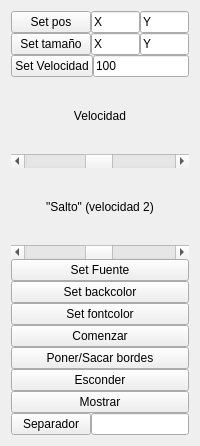
Above: src/dispobjmanager/picturewindow/picwincontrol.ui from aguperezpala/linux-bluetooth-qt before the change. Below: the same form after it.
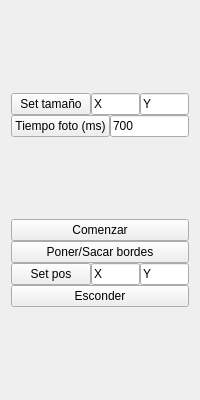
That is the form after the change.

Commit message: terminado el picwincontrol y el picturewindow, testeados y andando, faltaria probablemente mejorarlos un cacho.

```diff
--- a/src/dispobjmanager/picturewindow/picwincontrol.ui
+++ b/src/dispobjmanager/picturewindow/picwincontrol.ui
@@ -10,7 +10,7 @@
     <x>0</x>
     <y>0</y>
     <width>200</width>
-    <height>446</height>
+    <height>400</height>
    </rect>
   </property>
   <property name="minimumSize">
@@ -45,37 +45,6 @@
        <property name="spacing">
         <number>0</number>
        </property>
-       <item>
-        <layout class="QHBoxLayout" name="horizontalLayout_2">
-         <property name="spacing">
-          <number>0</number>
-         </property>
-         <item>
-          <widget class="QPushButton" name="txtbuttonSetPos">
-           <property name="text">
-            <string>Set pos</string>
-           </property>
-          </widget>
-         </item>
-         <item>
-          <widget class="QLineEdit" name="txtposX">
-           <property name="inputMask">
-            <string/>
-           </property>
-           <property name="text">
-            <string>X</string>
-           </property>
-          </widget>
-         </item>
-         <item>
-          <widget class="QLineEdit" name="txtposY">
-           <property name="text">
-            <string>Y</string>
-           </property>
-          </widget>
-         </item>
-        </layout>
-       </item>
        <item>
         <layout class="QHBoxLayout" name="horizontalLayout">
          <property name="spacing">
@@ -115,94 +84,21 @@
          <item>
           <widget class="QPushButton" name="txtbuttonSetVelocity">
            <property name="text">
-            <string>Set Velocidad</string>
+            <string>Tiempo foto (ms)</string>
            </property>
           </widget>
          </item>
          <item>
           <widget class="QLineEdit" name="txttextVelocity">
            <property name="text">
-            <string>100</string>
+            <string>700</string>
            </property>
           </widget>
          </item>
         </layout>
        </item>
-       <item>
-        <widget class="QLabel" name="label_2">
-         <property name="text">
-          <string>Velocidad</string>
-         </property>
-         <property name="alignment">
-          <set>Qt::AlignCenter</set>
-         </property>
-        </widget>
-       </item>
-       <item>
-        <widget class="QScrollBar" name="scrollVel1">
-         <property name="minimum">
-          <number>1</number>
-         </property>
-         <property name="maximum">
-          <number>100</number>
-         </property>
-         <property name="value">
-          <number>50</number>
-         </property>
-         <property name="orientation">
-          <enum>Qt::Horizontal</enum>
-         </property>
-        </widget>
-       </item>
-       <item>
-        <widget class="QLabel" name="label">
-         <property name="text">
-          <string>&quot;Salto&quot; (velocidad 2)</string>
-         </property>
-         <property name="alignment">
-          <set>Qt::AlignCenter</set>
-         </property>
-        </widget>
-       </item>
-       <item>
-        <widget class="QScrollBar" name="scrollVel2">
-         <property name="minimum">
-          <number>1</number>
-         </property>
-         <property name="maximum">
-          <number>100</number>
-         </property>
-         <property name="value">
-          <number>50</number>
-         </property>
-         <property name="orientation">
-          <enum>Qt::Horizontal</enum>
-         </property>
-        </widget>
-       </item>
       </layout>
      </item>
-     <item>
-      <widget class="QPushButton" name="txtbuttonSetFont">
-       <property name="text">
-        <string>Set Fuente</string>
-       </property>
-      </widget>
-     </item>
-     <item>
-      <widget class="QPushButton" name="txtbuttonSetBackColor">
-       <property name="text">
-        <string>Set backcolor</string>
-       </property>
-      </widget>
-     </item>
-     <item>
-      <widget class="QPushButton" name="txtbuttonSetFontColor">
-       <property name="text">
-        <string>Set fontcolor</string>
-       </property>
-      </widget>
-     </item>
      <item>
       <layout class="QVBoxLayout" name="verticalLayout_4">
        <property name="spacing">
@@ -228,36 +124,43 @@
           <number>0</number>
          </property>
          <item>
-          <widget class="QPushButton" name="txtbuttonShowHideWindow">
-           <property name="text">
-            <string>Esconder</string>
-           </property>
-          </widget>
-         </item>
-         <item>
-          <widget class="QPushButton" name="txtbuttonShowWindow">
-           <property name="text">
-            <string>Mostrar</string>
-           </property>
-          </widget>
-         </item>
-         <item>
-          <layout class="QHBoxLayout" name="horizontalLayout_5">
+          <layout class="QHBoxLayout" name="horizontalLayout_2">
            <property name="spacing">
             <number>0</number>
            </property>
            <item>
-            <widget class="QPushButton" name="txtbuttonSetBetween">
+            <widget class="QPushButton" name="txtbuttonSetPos">
              <property name="text">
-              <string>Separador</string>
+              <string>Set pos</string>
              </property>
             </widget>
            </item>
            <item>
-            <widget class="QLineEdit" name="txtlineBetween"/>
+            <widget class="QLineEdit" name="txtposX">
+             <property name="inputMask">
+              <string/>
+             </property>
+             <property name="text">
+              <string>X</string>
+             </property>
+            </widget>
+           </item>
+           <item>
+            <widget class="QLineEdit" name="txtposY">
+             <property name="text">
+              <string>Y</string>
+             </property>
+            </widget>
            </item>
           </layout>
          </item>
+         <item>
+          <widget class="QPushButton" name="txtbuttonShowHideWindow">
+           <property name="text">
+            <string>Esconder</string>
+           </property>
+          </widget>
+         </item>
         </layout>
        </item>
       </layout>
```
The commit also changes 9 other files.
